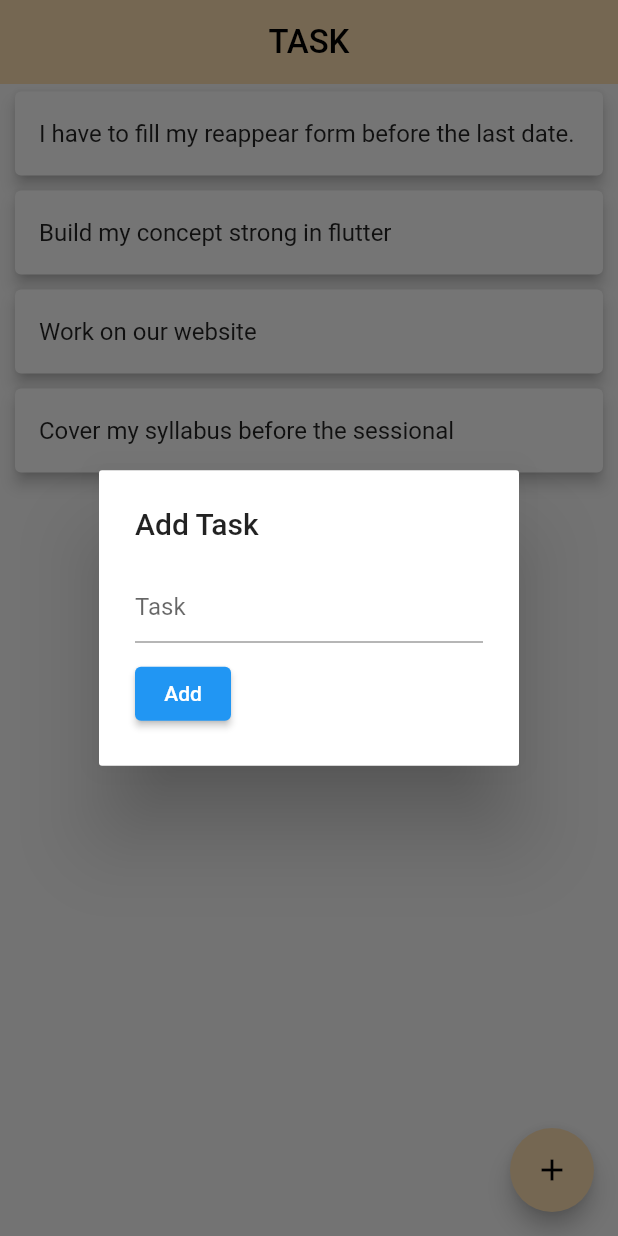
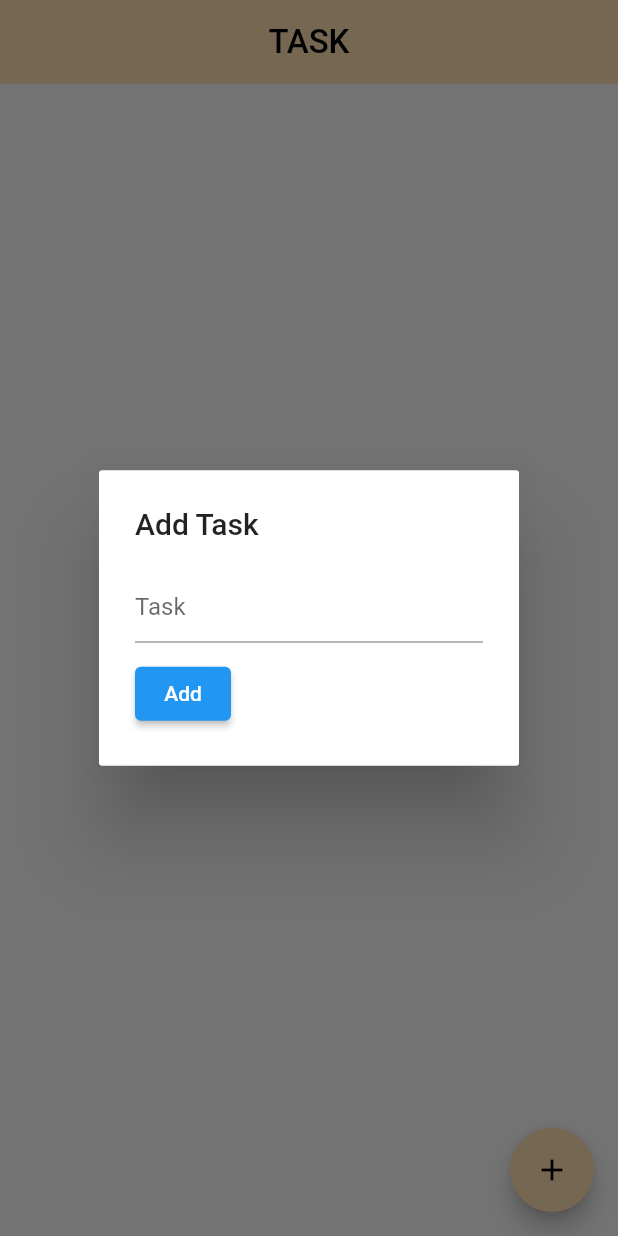
Before and after one commit to Nitin-Singh18/Flutter-Todo, a Flutter app: the screen it shows after launch, after a tap on the "add" icon, on a phone screen of 412 x 824 dp. Run offline on Flutter 3.47's test engine with Material 2 defaults, Android fonts, the phone set to English and light mode, and no system bars; our stand-ins replace sqflite; accounts and stored records are empty.

Commit message:
Task app completed (Update option is still to be added

```diff
--- a/lib/Models/dphelper.dart
+++ b/lib/Models/dbhelper.dart
@@ -49,8 +49,8 @@ class Databasehelper {
     await db.execute('''
       CREATE TABLE $table (
         $columnID INTEGER PRIMARY KEY,
-        $columnName TEXT NOT NULL,
-      )
+        $columnName TEXT NOT NULL
+      );
       ''');
   }
 
--- a/lib/Pages/home_page.dart
+++ b/lib/Pages/home_page.dart
@@ -1,7 +1,7 @@
-// ignore_for_file: prefer_const_constructors
+// ignore_for_file: prefer_const_constructors, deprecated_member_use
 
 import 'package:flutter/material.dart';
-import 'package:todo_app/Models/dphelper.dart';
+import 'package:todo_app/Models/dbhelper.dart';
 
 class HomePage extends StatefulWidget {
   const HomePage({Key? key}) : super(key: key);
@@ -11,14 +11,62 @@ class HomePage extends StatefulWidget {
 }
 
 class _HomePageState extends State<HomePage> {
-  final dphelper = Databasehelper.instance;
+  final dbhelper = Databasehelper.instance;
 
   final TextEditingController intask = TextEditingController();
 
   String errtext = "";
   bool validated = true;
 
+  String todoedited = "";
+  var myitems = [];
+  List<Widget> children = <Widget>[];
+
+  void addToDo() async {
+    Map<String, dynamic> row = {
+      Databasehelper.columnName: todoedited,
+    };
+    final id = await dbhelper.insert(row);
+    print(id);
+    Navigator.pop(context);
+    todoedited = "";
+    setState(
+      () {
+        validated = true;
+        errtext = "";
+      },
+    );
+  }
+
+  Future<bool> query() async {
+    myitems = [];
+    children = [];
+    var allrows = await dbhelper.queryall();
+    allrows.forEach(
+      (row) {
+        myitems.add(row.toString());
+        children.add(
+          Card(
+            elevation: 4,
+            margin: EdgeInsets.symmetric(horizontal: 10, vertical: 5),
+            child: Container(
+              child: ListTile(
+                title: Text(row['todo']),
+                onLongPress: () {
+                  dbhelper.deletedata(row['id']);
+                  setState(() {});
+                },
+              ),
+            ),
+          ),
+        );
+      },
+    );
+    return Future.value(true);
+  }
+
   void showAlertDialog() {
+    intask.text = "";
     showDialog(
         context: context,
         builder: (context) {
@@ -33,6 +81,9 @@ class _HomePageState extends State<HomePage> {
                 children: [
                   TextField(
                     controller: intask,
+                    onChanged: (_val) {
+                      todoedited = _val;
+                    },
                     decoration: InputDecoration(
                         hintText: "Task",
                         errorText: validated ? null : errtext),
@@ -47,10 +98,8 @@ class _HomePageState extends State<HomePage> {
                             if (intask.text.isEmpty) {
                               setState(
                                 () {
-                                  if (intask.text.isEmpty) {
                                   errtext = "Task field can't be empty";
                                   validated = false;
-                                  }
                                 },
                               );
                             } else if (intask.text.length > 512) {
@@ -60,6 +109,8 @@ class _HomePageState extends State<HomePage> {
                                   validated = false;
                                 },
                               );
+                            } else {
+                              addToDo();
                             }
                           },
                           child: Text("Add"))
@@ -90,6 +141,39 @@ class _HomePageState extends State<HomePage> {
 
   @override
   Widget build(BuildContext context) {
+    return FutureBuilder(
+      builder: (context, snap) {
+        if (snap.hasData == null) {
+          return Center(
+            child: Text("No Data"),
+          );
+        } else {
+          if (myitems.length == 0) {
+            return Scaffold(
+              appBar: AppBar(
+                title: Text(
+                  "TASK",
+                  style: TextStyle(color: Colors.black, fontSize: 22),
+                ),
+                centerTitle: true,
+                backgroundColor: Colors.orange.shade100,
+                elevation: 0,
+              ),
+              floatingActionButton: FloatingActionButton(
+                onPressed: () {
+                  showAlertDialog();
+                },
+                child: Icon(
+                  Icons.add,
+                  color: Colors.black,
+                ),
+                backgroundColor: Colors.orange.shade100,
+              ),
+              body: Center(
+                child: Text("No Task Added"),
+              ),
+            );
+          } else {
             return Scaffold(
               appBar: AppBar(
                 title: Text(
@@ -112,14 +196,45 @@ class _HomePageState extends State<HomePage> {
               ),
               body: SingleChildScrollView(
                 child: Column(
-          children: [
-            mycard("I have to fill my reappear form before the last date."),
-            mycard("Build my concept strong in flutter"),
-            mycard("Work on our website"),
-            mycard("Cover my syllabus before the sessional")
-          ],
+                  children: children,
                 ),
               ),
             );
           }
         }
+      },
+      future: query(),
+    );
+    // Scaffold(
+    //   appBar: AppBar(
+    //     title: Text(
+    //       "TASK",
+    //       style: TextStyle(color: Colors.black, fontSize: 22),
+    //     ),
+    //     centerTitle: true,
+    //     backgroundColor: Colors.orange.shade100,
+    //     elevation: 0,
+    //   ),
+    //   floatingActionButton: FloatingActionButton(
+    //     onPressed: () {
+    //       showAlertDialog();
+    //     },
+    //     child: Icon(
+    //       Icons.add,
+    //       color: Colors.black,
+    //     ),
+    //     backgroundColor: Colors.orange.shade100,
+    //   ),
+    //   body: SingleChildScrollView(
+    //     child: Column(
+    //       children: [
+    //         mycard("I have to fill my reappear form before the last date."),
+    //         mycard("Build my concept strong in flutter"),
+    //         mycard("Work on our website"),
+    //         mycard("Cover my syllabus before the sessional")
+    //       ],
+    //     ),
+    //   ),
+    // );
+  }
+}
```
Lines whose indentation alone changed are shown as unchanged.
